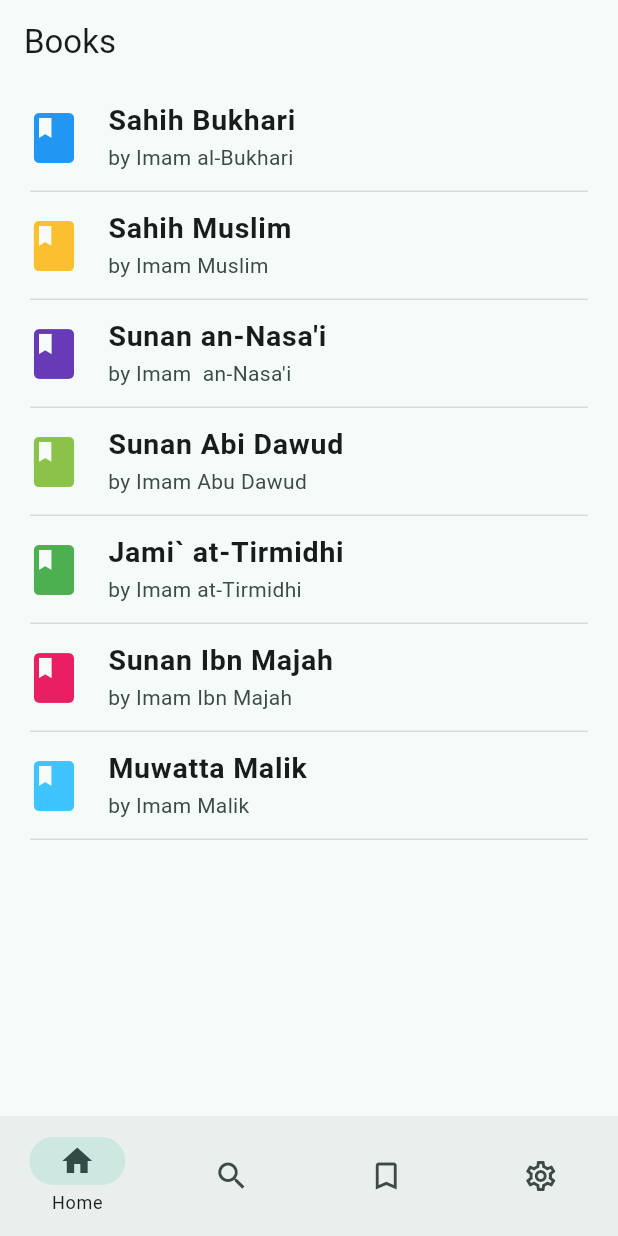
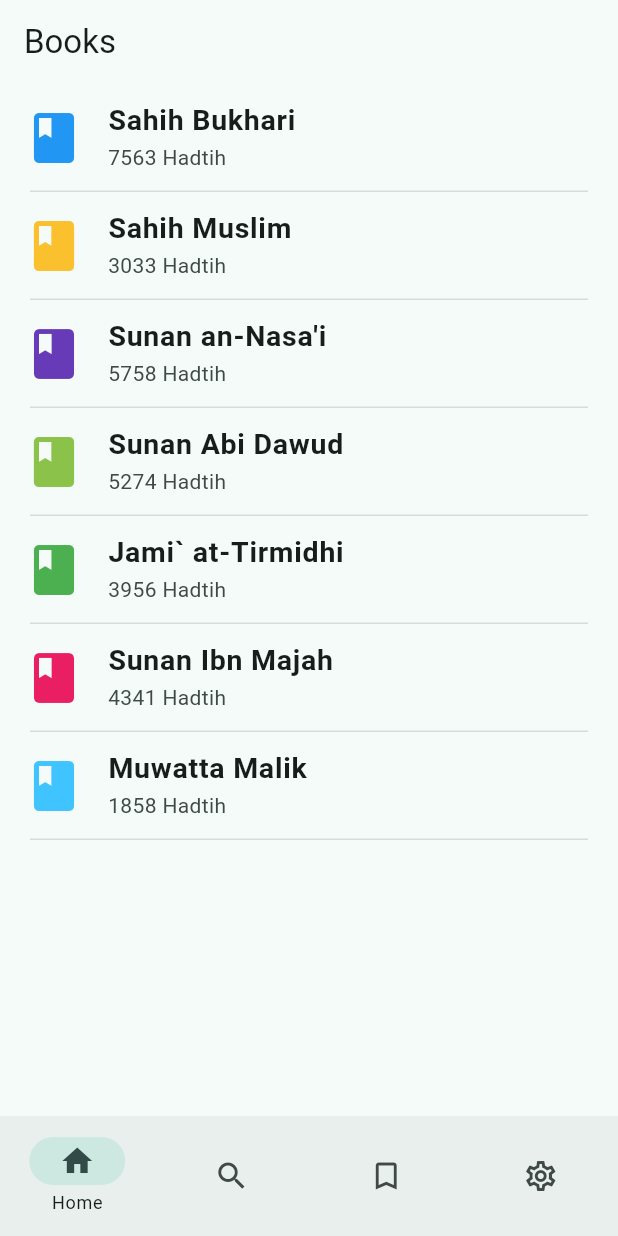
Before and after one commit to unkn4wn/hadith-pro-flutter, a Flutter app: the screen it shows after launch, on a phone screen of 412 x 824 dp. Run offline on Flutter 3.47's test engine with Material 2 defaults, Android fonts, the phone set to English and light mode, and no system bars; drawn by our look-alikes of dynamic_color; our stand-ins replace shared_preferences, sqflite; missing offline and left inert: dartarabic; accounts and stored records are empty.

Commit message:
add hadithnumberlist

```diff
--- a/lib/screens/home/books_screen.dart
+++ b/lib/screens/home/books_screen.dart
@@ -22,6 +22,16 @@ class BooksScreen extends StatefulWidget {
     "Jami` at-Tirmidhi",
     "Sunan Ibn Majah",
     "Muwatta Malik",
+  ];
+
+  List<int> hadithNumberList = [
+    7563,
+    3033,
+    5758,
+    5274,
+    3956,
+    4341,
+    1858,
   ];
   BooksScreen({Key? key}) : super(key: key);
 
@@ -54,7 +64,6 @@ class _BooksScreenState extends State<BooksScreen> {
   void initState() {
     super.initState();
     _initHadithList();
-    print("Init state");
   }
 
   Future<void> _initHadithList() async {
@@ -87,7 +96,9 @@ class _BooksScreenState extends State<BooksScreen> {
                   BooksScreen().longNamesList[index],
                   style: TextStyle(fontWeight: FontWeight.bold, fontSize: 19),
                 ),
-                subtitle: Text("by " + authorNamesList[index]),
+                subtitle: Text(
+                    BooksScreen().hadithNumberList[index].toString() +
+                        " Hadtih"),
                 onTap: () {
                   Navigator.of(context).push(MaterialPageRoute(
                       builder: (context) => ChaptersScreen(bookNumber: index)));
```
